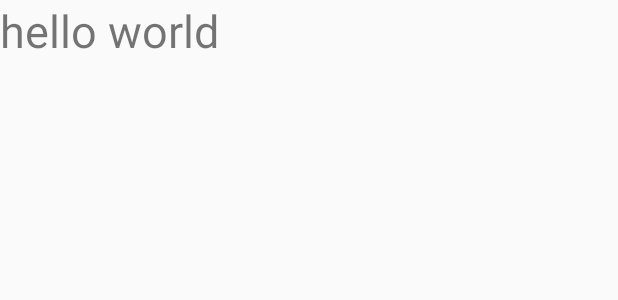
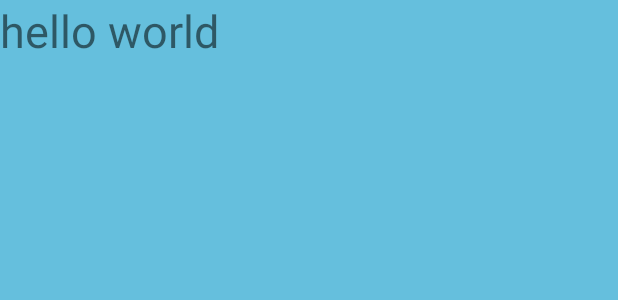
Before and after one commit to Jasmit6310/Appvala, an Android app: the layout activity_main.xml on its own in the app's theme, with its tools: preview values and no code run, on a phone screen of 412 x 824 dp. Shown: the top 300 px of the screen. Run offline under Robolectric (Android 15) with nearby library versions, the phone set to English and light mode, and no system bars.

Commit message:
Background color changed by Rhythm

```diff
--- a/app/src/main/res/layout/activity_main.xml
+++ b/app/src/main/res/layout/activity_main.xml
@@ -2,6 +2,7 @@
 <LinearLayout xmlns:android="http://schemas.android.com/apk/res/android"
     android:orientation="vertical"
     android:layout_height="match_parent"
+    android:background="#65bfdd"
     android:layout_width="match_parent">
 
     <TextView
@@ -9,6 +10,8 @@
         android:layout_width="match_parent"
         android:layout_height="149dp"
         android:text="hello world"
-        android:textSize="30sp" />
+        android:textSize="30sp"
+
+        />
 
 </LinearLayout>
```
